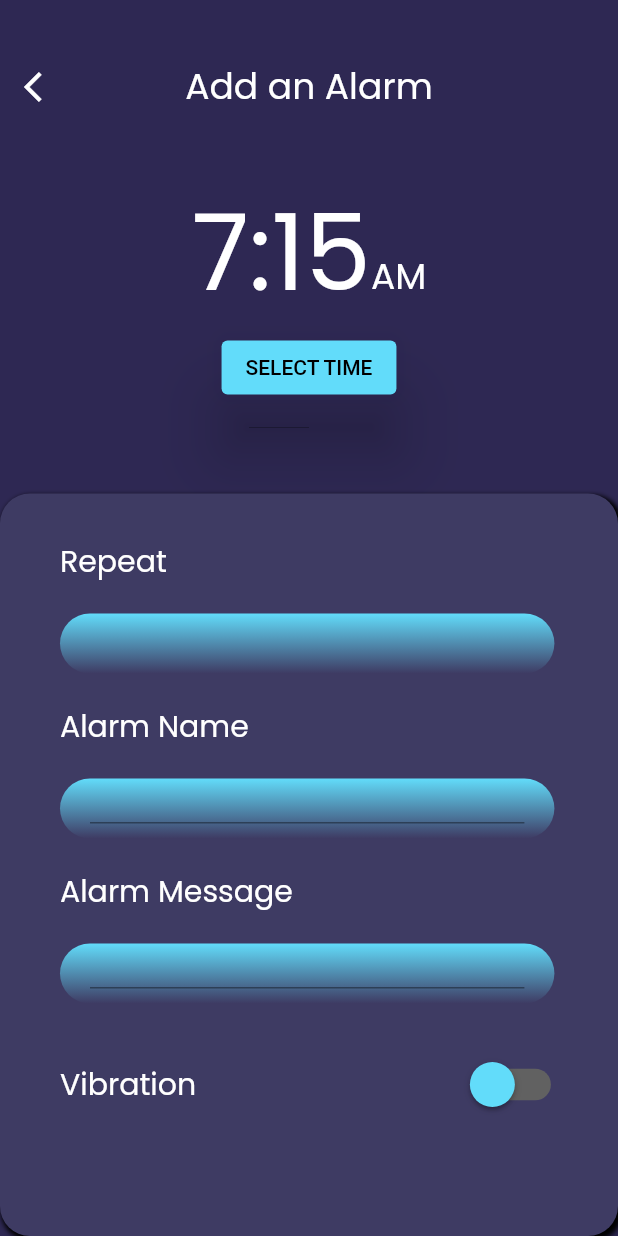
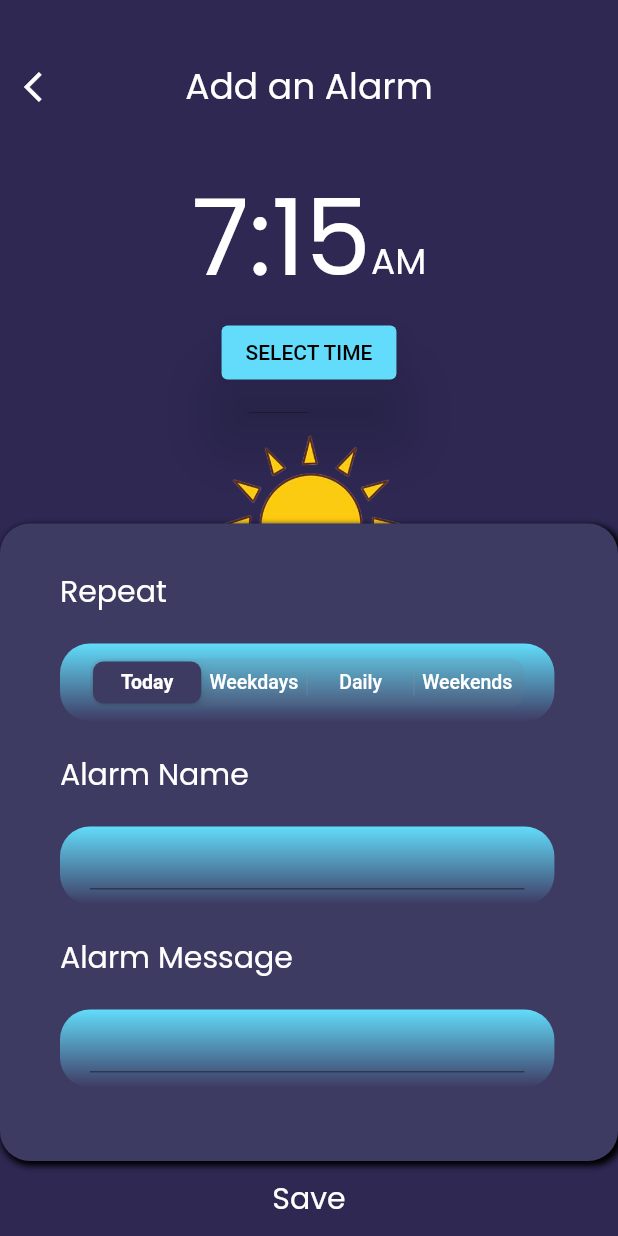
Before and after one commit to ishaan-arya/wake-me-up, a Flutter app: the screen it shows after launch, on a phone screen of 412 x 824 dp. Run offline on Flutter 3.47's test engine with Material 2 defaults, Android fonts, the phone set to English and light mode, and no system bars.

Commit message:
[addAlarmScreen] => Completed the add alarm screen 🎉

```diff
--- a/lib/screens/addAlarmScreen/add_alarm.screens.dart
+++ b/lib/screens/addAlarmScreen/add_alarm.screens.dart
@@ -1,3 +1,4 @@
+import 'package:flutter/cupertino.dart';
 import 'package:flutter/material.dart';
 import 'package:flutter/services.dart';
 import 'package:wake_me_up/widgets/header/header.widget.dart';
@@ -18,21 +19,21 @@ class _AddAlarmScreenState extends State<AddAlarmScreen> {
   var ampm;
 
   bool isSwitched = false;
-  var textValue = 'Switch is OFF';
+  bool vibrate = false;
+
+  int slidingSegmentedControlValue = 1;
 
   void toggleSwitch(bool value) {
     if (isSwitched == false) {
       setState(() {
         isSwitched = true;
-        textValue = 'Switch Button is ON';
+        vibrate = true;
       });
-      print('Switch Button is ON');
     } else {
       setState(() {
         isSwitched = false;
-        textValue = 'Switch Button is OFF';
+        vibrate = false;
       });
-      print('Switch Button is OFF');
     }
   }
 
@@ -62,7 +63,7 @@ class _AddAlarmScreenState extends State<AddAlarmScreen> {
             children: [
               Header(title: 'Add an Alarm'),
               SizedBox(
-                height: 30,
+                height: 20,
               ),
               Row(
                 mainAxisAlignment: MainAxisAlignment.center,
@@ -91,27 +92,32 @@ class _AddAlarmScreenState extends State<AddAlarmScreen> {
                 ),
               ),
               SizedBox(
-                height: 60,
+                height: 20,
+              ),
+              Image.asset(
+                _time.hour >= 5 && _time.hour <= 17
+                    ? 'images/sun-removebg-preview.png'
+                    : 'images/moon.png',
+                height: 70,
               ),
               Expanded(
                 child: Container(
-                  width: double.infinity,
-                  height: double.infinity,
                   decoration: BoxDecoration(
                     borderRadius: BorderRadius.circular(20),
                     color: kLightPrimaryColor,
                     boxShadow: [
                       BoxShadow(
                         color: Colors.black,
-                        blurRadius: 2.0,
+                        blurRadius: 3.0,
                         spreadRadius: 1.0,
                         offset:
                             Offset(2.0, 2.0), // shadow direction: bottom right
-                      )
+                      ),
                     ],
                   ),
                   child: Padding(
                     padding: EdgeInsets.symmetric(vertical: 30, horizontal: 40),
+                    child: SingleChildScrollView(
                       child: Column(
                         crossAxisAlignment: CrossAxisAlignment.start,
                         children: [
@@ -119,7 +125,27 @@ class _AddAlarmScreenState extends State<AddAlarmScreen> {
                             'Repeat',
                             style: kSubheadingTextStyle,
                           ),
-                        GradientTextInputField(),
+                          GradientTextInputField(
+                            textField: CupertinoSlidingSegmentedControl(
+                              groupValue: slidingSegmentedControlValue,
+                              children: {
+                                1: Text('Today',
+                                    style: TextStyle(color: kContrastColor)),
+                                2: Text('Weekdays',
+                                    style: TextStyle(color: kContrastColor)),
+                                3: Text('Daily',
+                                    style: TextStyle(color: kContrastColor)),
+                                4: Text('Weekends',
+                                    style: TextStyle(color: kContrastColor)),
+                              },
+                              onValueChanged: (value) {
+                                setState(() {
+                                  slidingSegmentedControlValue = value;
+                                });
+                              },
+                              thumbColor: kLightPrimaryColor,
+                            ),
+                          ),
                           Text(
                             'Alarm Name',
                             style: kSubheadingTextStyle,
@@ -157,18 +183,34 @@ class _AddAlarmScreenState extends State<AddAlarmScreen> {
                                 child: Switch(
                                   onChanged: toggleSwitch,
                                   value: isSwitched,
-                                activeColor: Colors.grey[700],
-                                activeTrackColor: kSecondaryColor,
+                                  activeColor: kSecondaryColor,
+                                  activeTrackColor: Colors.grey[700],
                                   inactiveThumbColor: kSecondaryColor,
                                   inactiveTrackColor: Colors.grey[700],
                                 ),
                               ),
                             ],
-                        )
+                          ),
                         ],
                       ),
                     ),
                   ),
+                ),
+              ),
+              GestureDetector(
+                child: Container(
+                  height: 50,
+                  width: MediaQuery.of(context).size.width,
+                  child: Center(
+                    child: Text(
+                      'Save',
+                      style: kSubheadingTextStyle,
+                    ),
+                  ),
+                ),
+                onTap: () {
+                  //TODO: Save Alarm
+                },
               ),
             ],
           ),
--- a/lib/widgets/gradientTextInputField/gradient_text_input_field.widget.dart
+++ b/lib/widgets/gradientTextInputField/gradient_text_input_field.widget.dart
@@ -9,7 +9,7 @@ class GradientTextInputField extends StatelessWidget {
     return Padding(
       padding: EdgeInsets.symmetric(vertical: 20),
       child: Container(
-        height: 40,
+        height: 52,
         width: MediaQuery.of(context).size.width * 0.8,
         decoration: BoxDecoration(
           borderRadius: BorderRadius.circular(20),
--- a/pubspec.yaml
+++ b/pubspec.yaml
@@ -45,9 +45,9 @@ flutter:
   uses-material-design: true
 
   # To add assets to your application, add an assets section, like this:
-#  assets:
-
-  #   - images/a_dot_burr.jpeg
+  assets:
+    - images/sun-removebg-preview.png
+    - images/moon.png
   #   - images/a_dot_ham.jpeg
 
   # An image asset can refer to one or more resolution-specific "variants", see
```
Also changed, not shown: images/moon.png (added), images/sun-removebg-preview.png (added). Lines whose indentation alone changed are shown as unchanged.
